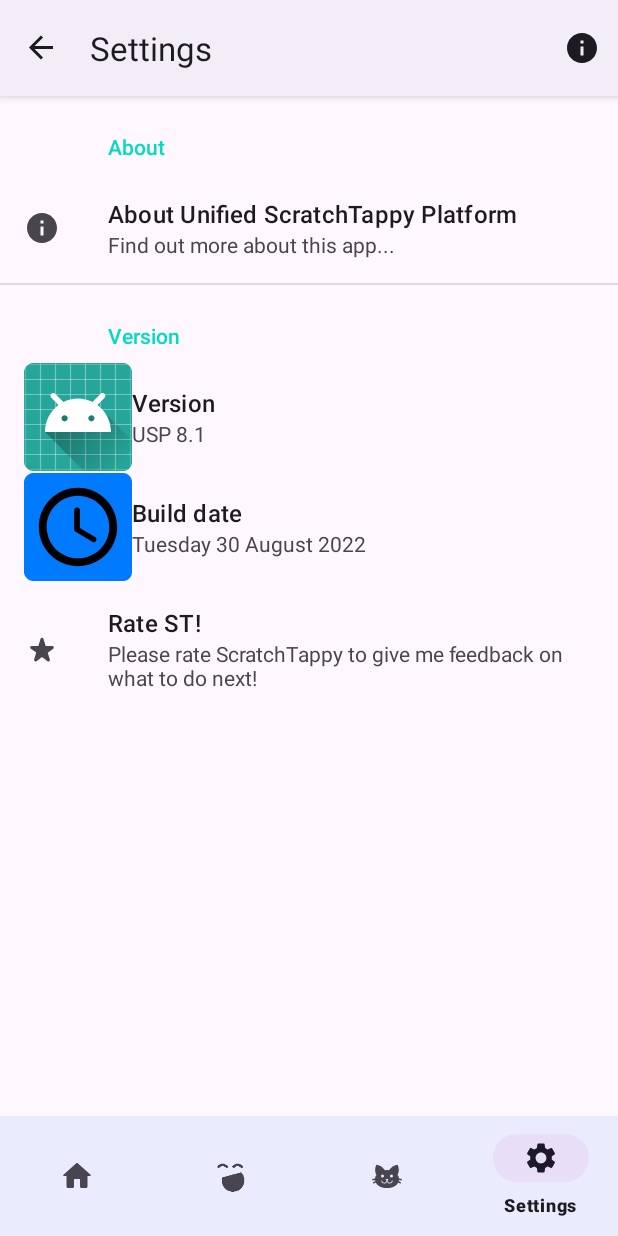
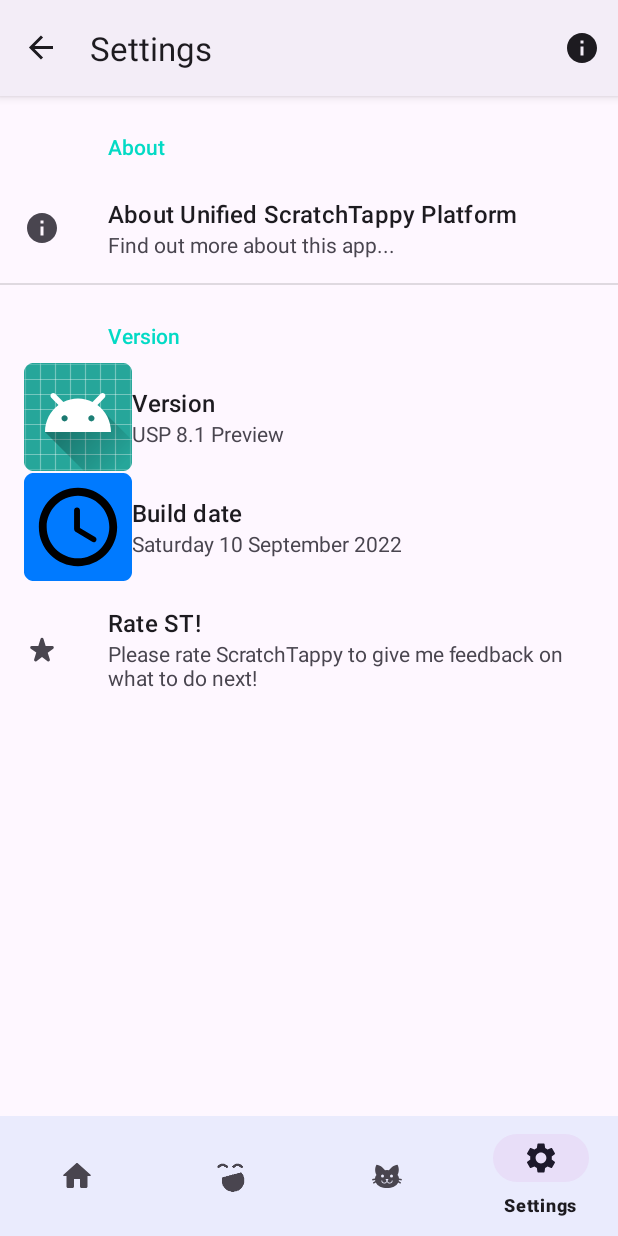
Before and after one commit to jpbandroid/USP, an Android app: the SettingsFragment screen opened through its navigation route, on a phone screen of 412 x 824 dp. Run offline under Robolectric (Android 15) with nearby library versions, the phone set to English and light mode, and no system bars; our stand-ins replace androidx.preference, navigation-ui.

Commit message:
Update version

```diff
--- a/app/src/main/res/values/strings.xml
+++ b/app/src/main/res/values/strings.xml
@@ -153,6 +153,6 @@
     <string name="title_activity_about">AboutActivity</string>
     <string name="changelogtext">ST md3 2.0 Enhanced, 31 Jan 2022\n\n• (60cd5634) Redesigned the whole APKInfo UI!\n• (352beb24) Adds proper storage info, instead of placeholders\n• (7b12f8e4) Upgrades AGP to v7.1.0\nST md3 2.0, 23 Jan 2022\n\n• (677b34ef) Updates APKInfo with latest info\n• (7a80e15d) New ScrollBar inspired by MIUI 12, ported from jpb Notes and jpb Activity Launcher\n• (5c95f9a3) Storage and Fingerprint info added to DeviceInfo\n• (a2dfc049) IntroActivity implemented\n• (4cb79dc0) UpdateIntroActivity implemented\n• (84a6dd25) Updates app version to 2.0\n• (3451d170) Updates Material library to v1.6.0-alpha02\nST md3 1.5, 15 Jan 2022\n\n• New MD Components section!\n• Redesigned About Screen\n• Fixes a bug in the ClockEgg easter egg on Android 12+ devices, where the Android 12 logo was shown instead of the ScratchTappy blue circle\n• Upgrades Gradle to 7.3.3\n• Upgrades Compile SDK and Target SDK to 32 (Android 12L/12.1/12.5)!\nST md3 1.1, 28 Dec 2021\n\n• Adds an APK Info area, where you can find out the ST md3 APK file details!\n• Updates Material libraries to v1.6.0-alpha01\n• Makes Tappy+ FAB round again!\n• Adds extra device information to the Device Info Area, and fixes a few bugs there</string>
     <string name="newchangelogtext">Unified ST Platform 8.1, 30 Aug 2022\n\n• Update dependencies\nUnified ST Platform 8.0, 25 Aug 2022\n\n• Dependency updates\n• Upgrades Compile SDK and Target SDK to 33 (Android 13)!\n• Adds new Easter egg in Device Info\n• The Fire 7 2022 will now be identified properly by Device Info\n• Upgrades AGP to version 7.2.2 and Gradle to version 7.5.1\n• Introduces a new app icon</string>
-    <string name="materialversion">Material Design library\nversion 1.7.0 beta 1\nGoogle</string>
+    <string name="materialversion">Material Design library\nversion 1.8.0 alpha 1\nGoogle</string>
     <string name="changelog">• Dependency updates\n</string>
 </resources>
--- a/app/src/main/res/xml/root_preferences2.xml
+++ b/app/src/main/res/xml/root_preferences2.xml
@@ -21,7 +21,7 @@
             android:title="Version"
             app:icon="@mipmap/ic_launcher"
             app:key="stmd3"
-            app:summary="USP 8.1"
+            app:summary="USP 8.1 Preview"
             app:title="Version" />
         <Preference
             android:id="@+id/preference2"
@@ -32,7 +32,7 @@
             android:title="Build date"
             app:icon="@mipmap/ic_time_round"
             app:key="clock"
-            app:summary="Tuesday 30 August 2022"
+            app:summary="Saturday 10 September 2022"
             app:title="Build date" />
         <Preference
             android:id="@+id/preference3"
```
